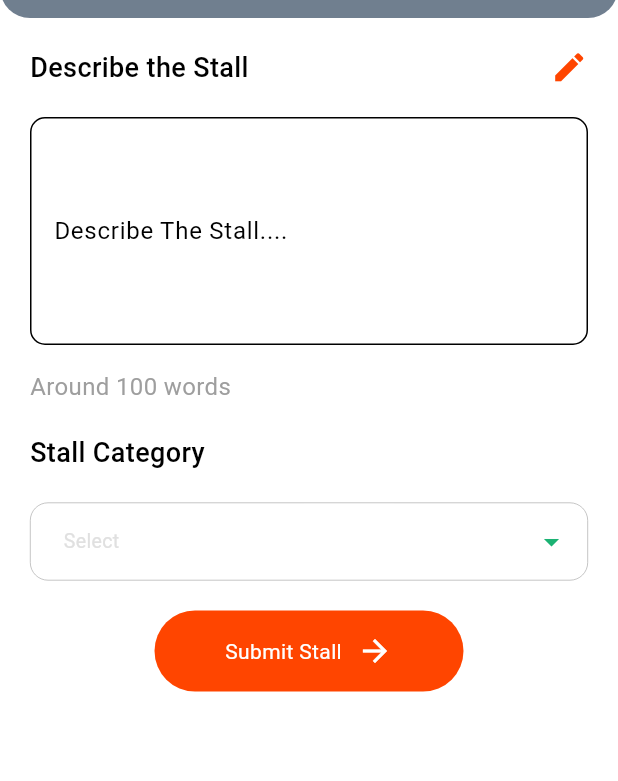
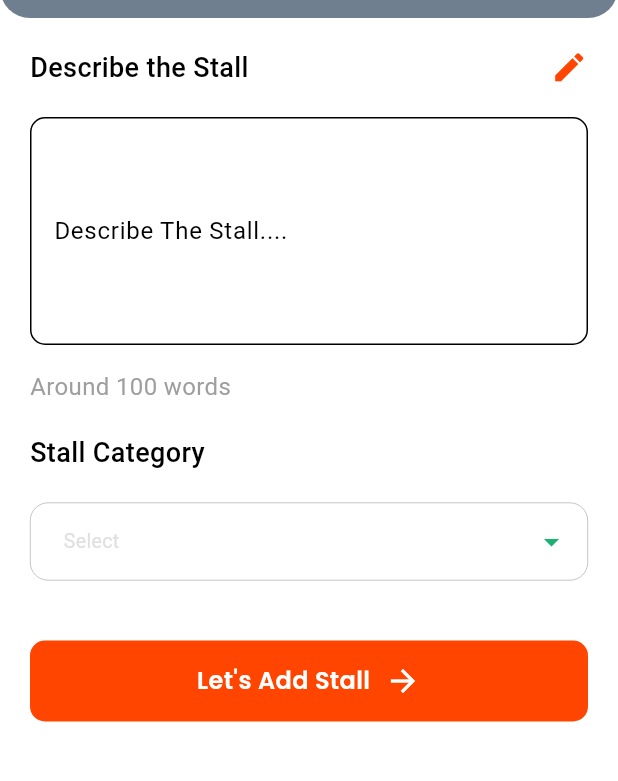
Before and after one commit to Palash2911/Instreet, a Flutter app: the DescribeStallPage screen opened directly with empty values, on a phone screen of 412 x 824 dp, the part 66-847 px from its top. Run offline on Flutter 3.47's test engine with Material 3 defaults, Android fonts, the light colour scheme and no system bars; drawn by our look-alikes of multi_dropdown; our stand-ins replace auto_size_text, carousel_slider, cloud_firestore, firebase_auth, firebase_core, firebase_messaging and 16 more; accounts and stored records are empty.

Commit message:
Category Screen Done

```diff
--- a/lib/constants/routes.dart
+++ b/lib/constants/routes.dart
@@ -5,7 +5,7 @@ import 'package:instreet/views/screens/onboarding/login.dart';
 import 'package:instreet/views/screens/onboarding/permission.dart';
 import 'package:instreet/views/screens/onboarding/register.dart';
 import 'package:instreet/views/screens/onboarding/splashScreen.dart';
-import 'package:instreet/views/screens/postscreens/Categories.dart';
+import 'package:instreet/views/screens/bottomnav/Categories.dart';
 import 'package:instreet/views/screens/stallscreen/StallScreen.dart';
 
 var approutes = <String, WidgetBuilder>{
@@ -21,7 +21,6 @@ var approutes = <String, WidgetBuilder>{
   BottomNav.routeName: (context) => const BottomNav(),
 
   // Other Routes
-  Categories.routeName: (context) => const Categories(),
   EditProfileScreen.routeName: (context) => const EditProfileScreen(),
   StallScreen.routeName: (context) => const StallScreen(),
 };
--- a/lib/views/screens/bottomnav/bottomNav.dart
+++ b/lib/views/screens/bottomnav/bottomNav.dart
@@ -4,7 +4,7 @@ import 'package:instreet/views/screens/bottomnav/FavoriteScreen.dart';
 import 'package:instreet/views/screens/bottomnav/HomeScreen.dart';
 import 'package:instreet/views/screens/bottomnav/ProfileScreen.dart';
 import 'package:instreet/views/screens/bottomnav/ReviewScreen.dart';
-import 'package:instreet/views/screens/postscreens/Categories.dart';
+import 'package:instreet/views/screens/bottomnav/Categories.dart';
 import 'package:instreet/views/screens/postscreens/PostScreenNav.dart';
 import 'package:persistent_bottom_nav_bar/persistent_tab_view.dart';
 
--- a/lib/views/screens/postscreens/DescribeTheStall.dart
+++ b/lib/views/screens/postscreens/DescribeTheStall.dart
@@ -1,4 +1,5 @@
 import 'dart:io';
+import 'dart:ui';
 
 import 'package:flutter/material.dart';
 import 'package:fluttertoast/fluttertoast.dart';
@@ -63,7 +64,7 @@ class _DescribeStallPageState extends State<DescribeStallPage> {
     'Other'
   ];
 
-  bool isSubmitting = false;
+  bool isLoading = false;
 
   @override
   void initState() {
@@ -219,15 +220,14 @@ class _DescribeStallPageState extends State<DescribeStallPage> {
     );
   }
 
-  /* Submit Stall Function*/
   Future<void> _submitStall() async {
-    if (selectedCategories.isEmpty && _descriptionController.text.isNotEmpty) {
+    if (selectedCategories.isEmpty && _descriptionController.text.isEmpty) {
       showToast("Please Fill All Fields !");
       return;
     }
 
     setState(() {
-      isSubmitting = true;
+      isLoading = true;
     });
 
     var stallProvider = Provider.of<StallProvider>(context, listen: false);
@@ -264,10 +264,7 @@ class _DescribeStallPageState extends State<DescribeStallPage> {
         fontSize: 16.0,
       );
       if (mounted) {
-        Navigator.of(context).pushAndRemoveUntil(
-          MaterialPageRoute(builder: (context) => const PostScreenNav()),
-          (Route<dynamic> route) => false,
-        );
+        Navigator.of(context).pushReplacementNamed('bottom-nav');
       }
     } catch (error) {
       print("Error submitting stall: $error");
@@ -282,7 +279,7 @@ class _DescribeStallPageState extends State<DescribeStallPage> {
       );
     } finally {
       setState(() {
-        isSubmitting = false;
+        isLoading = false;
       });
     }
   }
@@ -302,7 +299,7 @@ class _DescribeStallPageState extends State<DescribeStallPage> {
     }
 
     setState(() {
-      isSubmitting = true;
+      isLoading = true;
     });
 
     var stallProvider = Provider.of<StallProvider>(context, listen: false);
@@ -334,12 +331,9 @@ class _DescribeStallPageState extends State<DescribeStallPage> {
         textColor: Colors.white,
         fontSize: 16.0,
       );
-
-      Navigator.of(context).pushReplacement(
-        MaterialPageRoute(
-          builder: (context) => const PostScreenNav(),
-        ),
-      );
+      if (mounted) {
+        Navigator.of(context).pushReplacementNamed('bottom-nav');
+      }
     } catch (error) {
       print("Error updating stall: $error");
 
@@ -353,7 +347,7 @@ class _DescribeStallPageState extends State<DescribeStallPage> {
       );
     } finally {
       setState(() {
-        isSubmitting = false;
+        isLoading = false;
       });
     }
   }
@@ -382,6 +376,7 @@ class _DescribeStallPageState extends State<DescribeStallPage> {
             child: SafeArea(
               child: Container(
                 padding: const EdgeInsets.symmetric(horizontal: 20),
+                height: MediaQuery.of(context).size.height * 0.96,
                 child: Column(
                   crossAxisAlignment: CrossAxisAlignment.start,
                   children: [
@@ -444,46 +439,38 @@ class _DescribeStallPageState extends State<DescribeStallPage> {
                       selectedOptionIcon: const Icon(Icons.check_circle),
                       selectedOptionTextColor: kprimaryColor,
                     ),
-                    const SizedBox(height: 20),
+                    const SizedBox(height: 40),
                     Container(
                       alignment: Alignment.center,
                       child: GestureDetector(
-                        onTap: isSubmitting
+                        onTap: isLoading
                             ? null
                             : (widget.sId != null
                                 ? _updateStall
                                 : _submitStall),
                         child: Container(
-                          width: MediaQuery.of(context).size.width * 0.5,
+                          width: MediaQuery.of(context).size.width,
                           padding: const EdgeInsets.all(15),
                           decoration: BoxDecoration(
                             color: kprimaryColor,
-                            borderRadius: BorderRadius.circular(50),
+                            borderRadius: BorderRadius.circular(10),
                           ),
                           child: Row(
                             mainAxisAlignment: MainAxisAlignment.center,
                             children: [
                               Text(
-                                isSubmitting
-                                    ? "Submitting..."
-                                    : (widget.sId != null
-                                        ? "Update Stall"
-                                        : "Submit Stall"),
+                                (widget.sId != null
+                                    ? "Update Stall"
+                                    : "Let's Add Stall"),
                                 textAlign: TextAlign.center,
-                                style: const TextStyle(color: Colors.white),
+                                style:
+                                    kTextPopM16.copyWith(color: Colors.white),
                               ),
                               const SizedBox(width: 10),
-                              if (isSubmitting)
-                                const CircularProgressIndicator(
-                                  valueColor: AlwaysStoppedAnimation<Color>(
-                                    Colors.white,
-                                  ),
-                                )
-                              else
-                                const Icon(
-                                  Icons.arrow_forward,
-                                  color: Colors.white,
-                                ),
+                              const Icon(
+                                Icons.arrow_forward,
+                                color: Colors.white,
+                              ),
                             ],
                           ),
                         ),
@@ -495,6 +482,18 @@ class _DescribeStallPageState extends State<DescribeStallPage> {
               ),
             ),
           ),
+          if (isLoading)
+            Positioned.fill(
+              child: BackdropFilter(
+                filter: ImageFilter.blur(sigmaX: 3, sigmaY: 3),
+                child: Container(
+                  color: Colors.black.withOpacity(0.1),
+                  child: const Center(
+                    child: CircularProgressIndicator(),
+                  ),
+                ),
+              ),
+            ),
         ],
       ),
     );
--- a/lib/views/screens/postscreens/PostScreenNav.dart
+++ b/lib/views/screens/postscreens/PostScreenNav.dart
@@ -113,7 +113,7 @@ class _PostScreenNavState extends State<PostScreenNav> {
                     children: [
                       GestureDetector(
                         onTap: () {
-                          Navigator.of(context).push(
+                          Navigator.of(context, rootNavigator: true).push(
                             MaterialPageRoute(
                               builder: (context) => const RegisterStall(),
                             ),
@@ -153,7 +153,7 @@ class _PostScreenNavState extends State<PostScreenNav> {
           : FloatingActionButton(
               backgroundColor: kprimaryColor,
               onPressed: () {
-                Navigator.of(context).push(
+                Navigator.of(context, rootNavigator: true).push(
                   MaterialPageRoute(
                     builder: (context) => const RegisterStall(),
                   ),
--- a/lib/views/widgets/appbar_widget.dart
+++ b/lib/views/widgets/appbar_widget.dart
@@ -27,22 +27,19 @@ class _AppBarWidgetState extends State<AppBarWidget> {
           : Row(
               mainAxisAlignment: MainAxisAlignment.spaceBetween,
               children: <Widget>[
-                  Expanded(
+                Flexible(
                   child: Container(
                     padding: const EdgeInsets.symmetric(horizontal: 10),
                     decoration: BoxDecoration(
                       color: Colors.grey[300],
                       borderRadius: BorderRadius.circular(30),
                     ),
-                      child: Row(
+                    child: const Row(
                       children: [
-                          IconButton(
-                            icon: const Icon(Icons.search, color: Colors.black),
-                            onPressed: () {
-                              // Handle search logic
-                            },
-                          ),
-                          const Expanded(
+                        SizedBox(width: 10),
+                        Icon(Icons.search, color: Colors.black),
+                        SizedBox(width: 10),
+                        Flexible(
                           child: TextField(
                             decoration: InputDecoration(
                               hintText: "Search here",
@@ -70,6 +67,7 @@ class _AppBarWidgetState extends State<AppBarWidget> {
         borderRadius: BorderRadius.vertical(
           bottom: Radius.circular(20),
         ),
-        ));
+      ),
+    );
   }
 }
--- a/lib/views/widgets/categories_items.dart
+++ b/lib/views/widgets/categories_items.dart
@@ -1,11 +1,11 @@
 import 'package:auto_size_text/auto_size_text.dart';
 import 'package:flutter/material.dart';
 import 'package:instreet/constants/constants.dart';
-import 'package:instreet/views/screens/postscreens/Categories.dart';
+import 'package:instreet/views/screens/bottomnav/Categories.dart';
 
 class CategoriesItems extends StatefulWidget {
   const CategoriesItems({super.key, required this.NavigateCategory});
-  final Function(int) NavigateCategory;
+  final Function(String) NavigateCategory;
 
   @override
   State<CategoriesItems> createState() => _CategoriesListState();
@@ -26,7 +26,7 @@ class _CategoriesListState extends State<CategoriesItems> {
           child: Column(
             children: [
               GestureDetector(
-                onTap: () => widget.NavigateCategory(index),
+                onTap: () => widget.NavigateCategory(categories[index].name),
                 child: CircleAvatar(
                   backgroundImage: AssetImage(categories[index].imagePath),
                   radius: 30,
```
Also changed, not shown: lib/constants/constants.dart (+2 -5 lines), lib/providers/stallProvider.dart (+19 -9 lines), lib/views/screens/bottomnav/Categories.dart (added, +88 -0 lines), lib/views/screens/bottomnav/HomeScreen.dart (+6 -4 lines), lib/views/screens/postscreens/Categories.dart (deleted, +0 -19 lines). Lines whose indentation alone changed are shown as unchanged.
